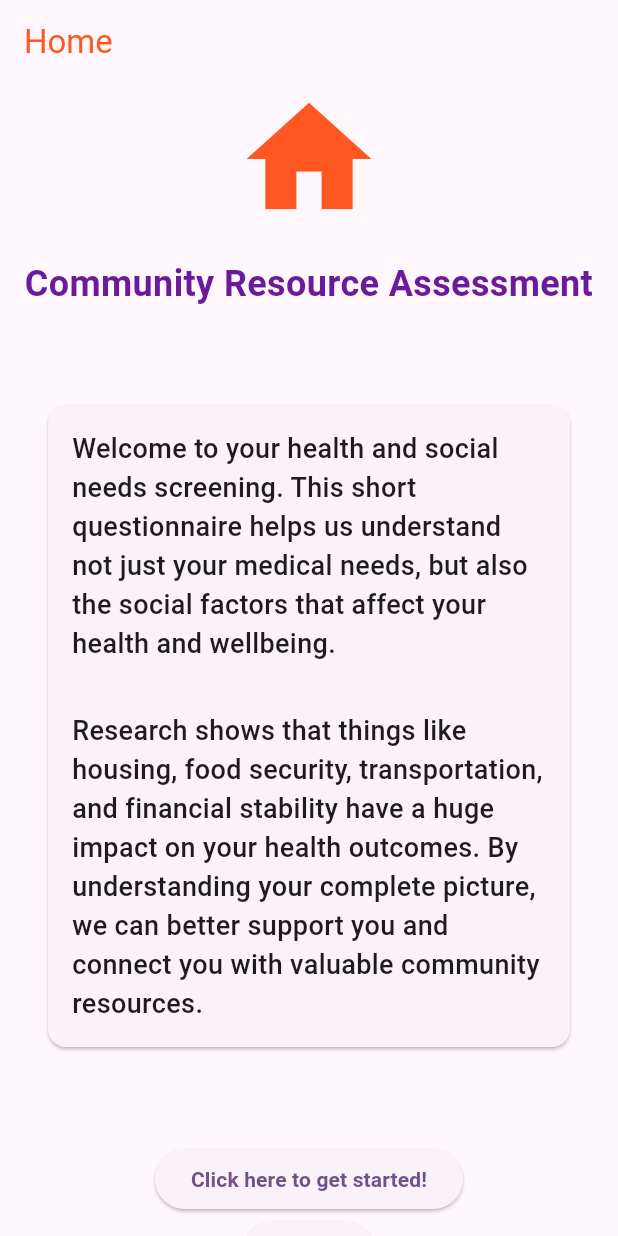
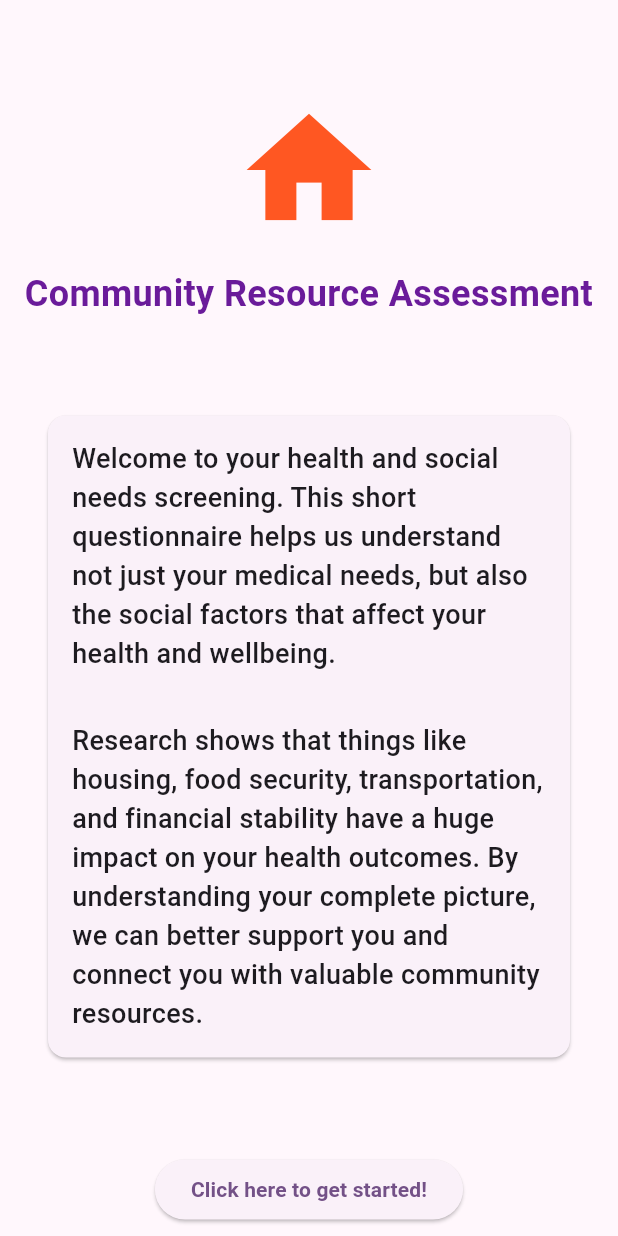
Before and after one commit to stephen-hartshorne/firebase-flutter-kata, a Flutter app: the screen it shows after launch, on a phone screen of 412 x 824 dp. Run offline on Flutter 3.47's test engine with Material 3 defaults, Android fonts, the phone set to English and light mode, and no system bars; our stand-ins replace cloud_firestore, firebase_core, google_fonts; accounts and stored records are empty.

Commit message:
remove home title

```diff
--- a/lib/features/home/pages/home_page.dart
+++ b/lib/features/home/pages/home_page.dart
@@ -8,7 +8,7 @@ class HomePage extends StatelessWidget {
   @override
   Widget build(BuildContext context) {
     return Scaffold(
-      appBar: AppBar(title: const Text('Home', style: TextStyle(color: Colors.deepOrange))),
+      appBar: AppBar(),
       body: Center(
         child: Column(
           mainAxisAlignment: MainAxisAlignment.center,
@@ -58,14 +58,6 @@ class HomePage extends StatelessWidget {
               },
               label: const Text('Click here to get started!', style: TextStyle(fontWeight: FontWeight.bold)),
             ),
-            ElevatedButton.icon(
-              onPressed: () {
-                Navigator.of(context).push(
-                  MaterialPageRoute(builder: (context) => QuestionnairePage()),
-                );
-              },
-              label: const Text('debug'),
-            ),
           ],
         ),
       ),
```
